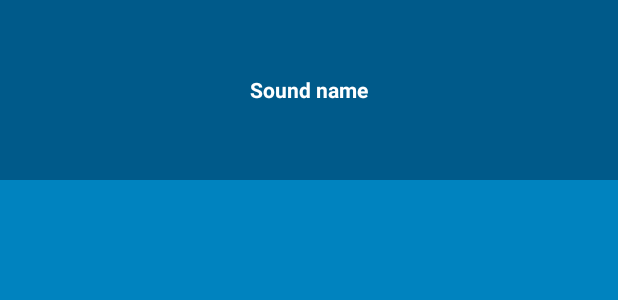
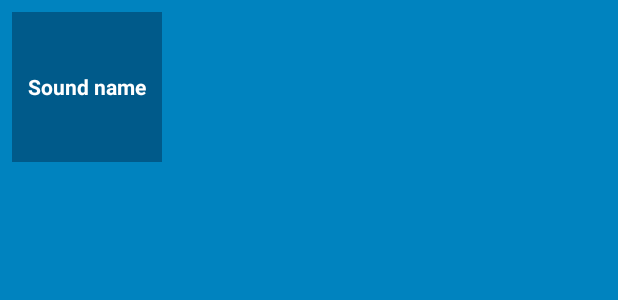
Before and after one commit to liyu-wang/BeatBox, an Android app: the layout list_item_sound.xml on its own in the app's theme, with its tools: preview values and no code run, on a phone screen of 412 x 824 dp. Shown: the top 300 px of the screen. Run offline under Robolectric (Android 15) with nearby library versions, the phone set to English and light mode, and no system bars.

Commit message:
wrap button in frame layout that the recycler view stretches the layout rather than the button

```diff
--- a/app/src/main/res/layout/list_item_sound.xml
+++ b/app/src/main/res/layout/list_item_sound.xml
@@ -1,7 +1,16 @@
 <?xml version="1.0" encoding="utf-8"?>
-<Button xmlns:android="http://schemas.android.com/apk/res/android"
-        xmlns:tools="http://schemas.android.com/tools"
+<FrameLayout
+    xmlns:android="http://schemas.android.com/apk/res/android"
+    xmlns:tools="http://schemas.android.com/tools"
+    android:layout_margin="8dp"
+    android:layout_width="wrap_content"
+    android:layout_height="wrap_content">
+
+    <Button
         android:id="@+id/list_item_sound_button"
-        android:layout_width="match_parent"
-        android:layout_height="120dp"
+        android:layout_width="100dp"
+        android:layout_height="100dp"
+        android:layout_gravity="center"
         tools:text="Sound name"/>
+
+</FrameLayout>
```
